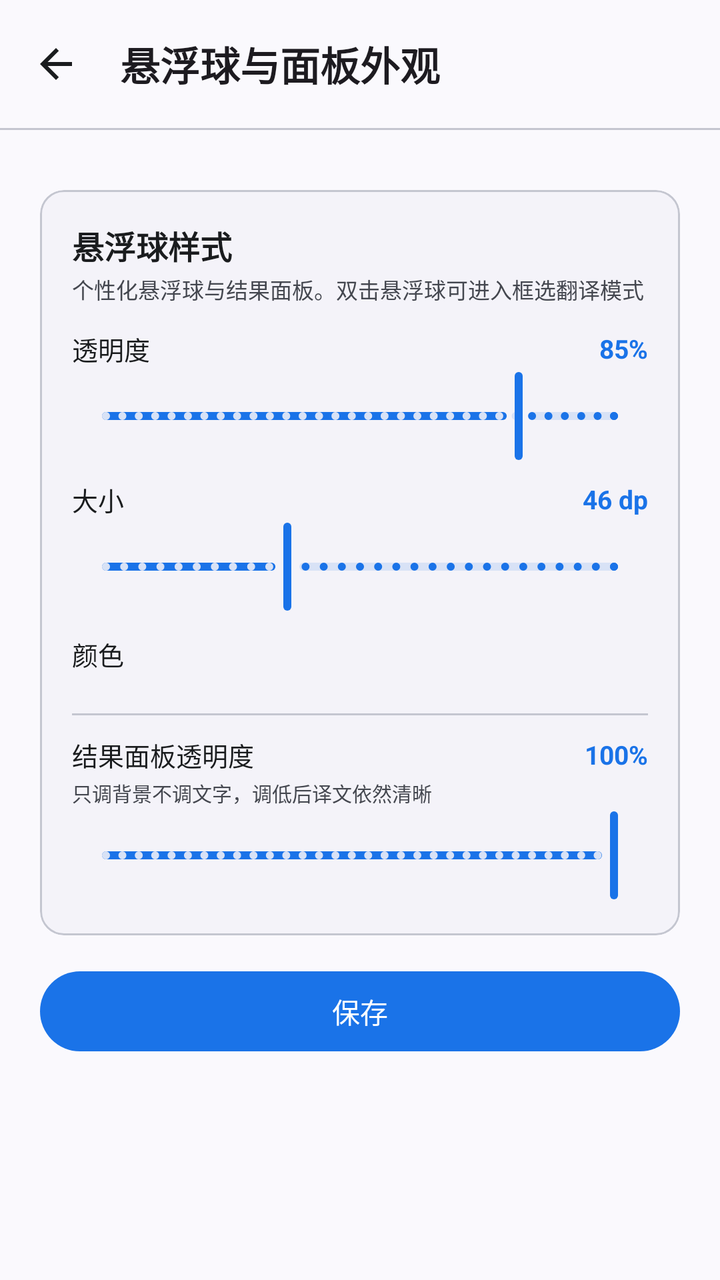
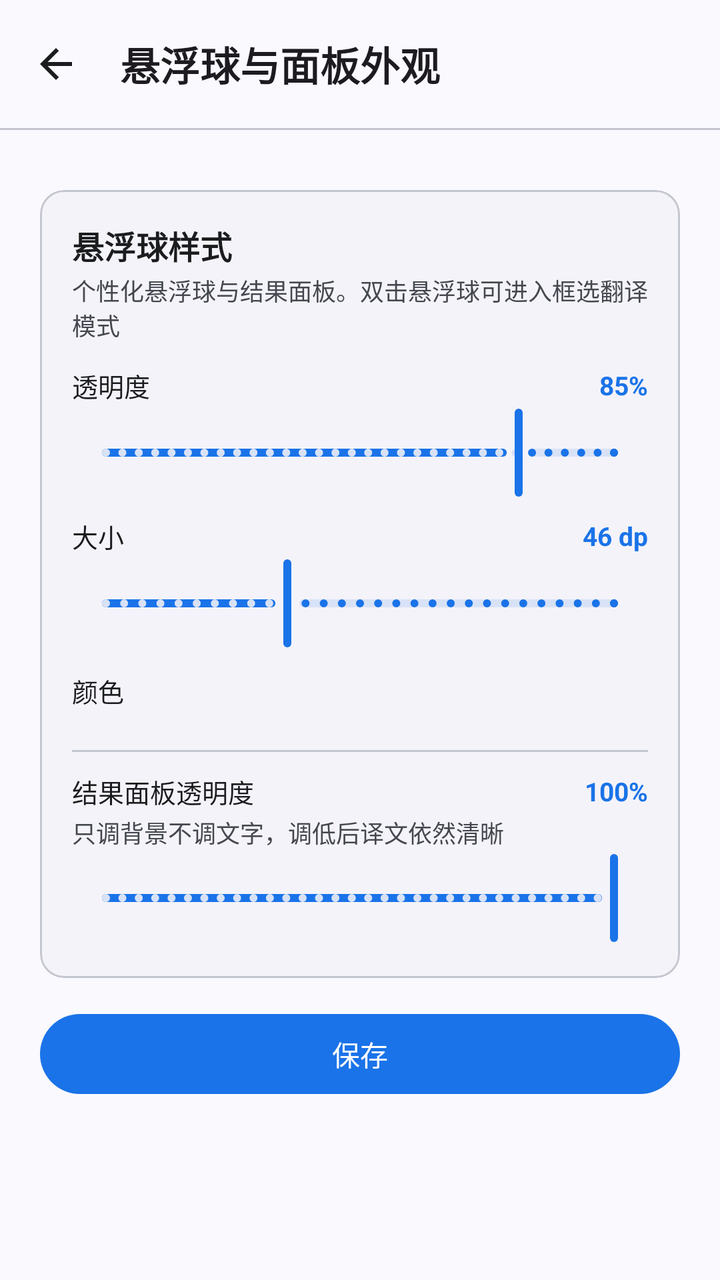

Screens rendered from an Android XML layout before and after an edit, with the pre-edit source and the edit as a unified diff.
<!-- AndroidManifest.xml: application theme Theme.ScreenTranslator -->
<!-- res/layout/activity_ball_style.xml -->
<?xml version="1.0" encoding="utf-8"?>
<LinearLayout xmlns:android="http://schemas.android.com/apk/res/android"
    xmlns:app="http://schemas.android.com/apk/res-auto"
    android:layout_width="match_parent"
    android:layout_height="match_parent"
    android:background="?attr/colorSurface"
    android:orientation="vertical">

    
    <com.google.android.material.appbar.MaterialToolbar
        android:id="@+id/topAppBar"
        style="@style/Widget.ScreenTranslator.Toolbar"
        android:layout_width="match_parent"
        android:layout_height="?attr/actionBarSize"
        app:navigationIcon="@drawable/ic_arrow_back"
        app:navigationContentDescription="@string/common_btn_back_content_description"
        app:title="@string/common_t04" />

    <com.google.android.material.divider.MaterialDivider
        style="@style/Widget.ScreenTranslator.Divider"
        android:layout_width="match_parent"
        android:layout_height="1dp" />

    <androidx.core.widget.NestedScrollView
        android:layout_width="match_parent"
        android:layout_height="match_parent"
        android:fillViewport="true">

        <LinearLayout
            android:layout_width="match_parent"
            android:layout_height="wrap_content"
            android:orientation="vertical"
            android:paddingHorizontal="20dp"
            android:paddingTop="16dp"
            android:paddingBottom="20dp">

        
        <com.google.android.material.card.MaterialCardView
            android:layout_width="match_parent"
            android:layout_height="wrap_content"
            android:layout_marginTop="14dp"
            app:cardCornerRadius="@dimen/md_card_radius"
            app:cardElevation="0dp"
            app:cardBackgroundColor="?attr/colorSurfaceContainerLow">

            <LinearLayout
                android:layout_width="match_parent"
                android:layout_height="wrap_content"
                android:orientation="vertical"
                android:padding="16dp">

                <TextView
                    android:layout_width="wrap_content"
                    android:layout_height="wrap_content"
                    android:text="@string/ball_style_t04"
                    android:textColor="?attr/colorOnSurface"
                    android:textSize="16sp"
                    android:textStyle="bold" />

                <TextView
                    android:layout_width="match_parent"
                    android:layout_height="wrap_content"
                    android:layout_marginTop="2dp"
                    android:text="@string/ball_style_t01"
                    android:textColor="?attr/colorOnSurfaceVariant"
                    android:textSize="11sp" />

                <LinearLayout
                    android:layout_width="match_parent"
                    android:layout_height="wrap_content"
                    android:layout_marginTop="12dp"
                    android:orientation="horizontal"
                    android:gravity="center_vertical">

                    <TextView
                        android:layout_width="0dp"
                        android:layout_height="wrap_content"
                        android:layout_weight="1"
                        android:text="@string/common_t09"
                        android:textColor="?attr/colorOnSurface"
                        android:textSize="13sp" />

                    <TextView
                        android:id="@+id/tvBallAlphaValue"
                        android:layout_width="wrap_content"
                        android:layout_height="wrap_content"
                        android:text="85%"
                        android:textColor="?attr/colorPrimary"
                        android:textSize="13sp"
                        android:textStyle="bold" />
                </LinearLayout>

                <com.google.android.material.slider.Slider
                    android:id="@+id/seekBallAlpha"
                    style="@style/Widget.ScreenTranslator.Slider"
                    android:layout_width="match_parent"
                    android:layout_height="wrap_content"
                    android:valueFrom="0"
                    android:valueTo="80"
                    android:value="65" />

                <LinearLayout
                    android:layout_width="match_parent"
                    android:layout_height="wrap_content"
                    android:layout_marginTop="8dp"
                    android:orientation="horizontal"
                    android:gravity="center_vertical">

                    <TextView
                        android:layout_width="0dp"
                        android:layout_height="wrap_content"
                        android:layout_weight="1"
                        android:text="@string/ball_style_t03"
                        android:textColor="?attr/colorOnSurface"
                        android:textSize="13sp" />

                    <TextView
                        android:id="@+id/tvBallSizeValue"
                        android:layout_width="wrap_content"
                        android:layout_height="wrap_content"
                        android:text="46 dp"
                        android:textColor="?attr/colorPrimary"
                        android:textSize="13sp"
                        android:textStyle="bold" />
                </LinearLayout>

                <com.google.android.material.slider.Slider
                    android:id="@+id/seekBallSize"
                    style="@style/Widget.ScreenTranslator.Slider"
                    android:layout_width="match_parent"
                    android:layout_height="wrap_content"
                    android:valueFrom="0"
                    android:valueTo="28"
                    android:value="10" />

                <TextView
                    android:layout_width="wrap_content"
                    android:layout_height="wrap_content"
                    android:layout_marginTop="10dp"
                    android:text="@string/ball_style_t06"
                    android:textColor="?attr/colorOnSurface"
                    android:textSize="13sp" />

                <LinearLayout
                    android:id="@+id/layoutBallColors"
                    android:layout_width="match_parent"
                    android:layout_height="wrap_content"
                    android:layout_marginTop="6dp"
                    android:orientation="horizontal"
                    android:gravity="center_vertical" />

                <com.google.android.material.divider.MaterialDivider
                    style="@style/Widget.ScreenTranslator.Divider"
                    android:layout_width="match_parent"
                    android:layout_height="1dp"
                    android:layout_marginTop="14dp" />

                <LinearLayout
                    android:layout_width="match_parent"
                    android:layout_height="wrap_content"
                    android:layout_marginTop="10dp"
                    android:orientation="horizontal"
                    android:gravity="center_vertical">

                    <TextView
                        android:layout_width="0dp"
                        android:layout_height="wrap_content"
                        android:layout_weight="1"
                        android:text="@string/ball_style_t05"
                        android:textColor="?attr/colorOnSurface"
                        android:textSize="13sp" />

                    <TextView
                        android:id="@+id/tvPanelAlphaValue"
                        android:layout_width="wrap_content"
                        android:layout_height="wrap_content"
                        android:text="100%"
                        android:textColor="?attr/colorPrimary"
                        android:textSize="13sp"
                        android:textStyle="bold" />
                </LinearLayout>

                <TextView
                    android:layout_width="match_parent"
                    android:layout_height="wrap_content"
                    android:layout_marginTop="2dp"
                    android:text="@string/ball_style_t02"
                    android:textColor="?attr/colorOnSurfaceVariant"
                    android:textSize="10sp" />

                <com.google.android.material.slider.Slider
                    android:id="@+id/seekPanelAlpha"
                    style="@style/Widget.ScreenTranslator.Slider"
                    android:layout_width="match_parent"
                    android:layout_height="wrap_content"
                    android:valueFrom="0"
                    android:valueTo="60"
                    android:value="60" />
            </LinearLayout>
        </com.google.android.material.card.MaterialCardView>
        <com.google.android.material.button.MaterialButton
            android:id="@+id/btnSave"
            android:layout_width="match_parent"
            android:layout_height="wrap_content"
            android:layout_marginTop="14dp"
            android:text="@string/common_btn_save"
            android:textSize="14sp" />

    </LinearLayout>
    </androidx.core.widget.NestedScrollView>
</LinearLayout>
<!-- resources referenced by this layout -->
<resources>
  <dimen name="md_card_radius">@dimen/md_corner_md</dimen>
  <!-- drawable ic_arrow_back (drawable) -->
  <?xml version="1.0" encoding="utf-8"?>
  <vector xmlns:android="http://schemas.android.com/apk/res/android"
      android:width="24dp"
      android:height="24dp"
      android:viewportWidth="24"
      android:viewportHeight="24">
      <path
          android:fillColor="@color/md_on_surface"
          android:pathData="M20,11H7.83l5.59,-5.59L12,4l-8,8 8,8 1.41,-1.41L7.83,13H20v-2z" />
  </vector>
  <string name="ball_style_t01">个性化悬浮球与结果面板。双击悬浮球可进入框选翻译模式</string>
  <string name="ball_style_t02">只调背景不调文字，调低后译文依然清晰</string>
  <string name="ball_style_t03">大小</string>
  <string name="ball_style_t04">悬浮球样式</string>
  <string name="ball_style_t05">结果面板透明度</string>
  <string name="ball_style_t06">颜色</string>
  <string name="common_btn_back_content_description">返回</string>
  <string name="common_btn_save">保存</string>
  <string name="common_t04">悬浮球与面板外观</string>
  <string name="common_t09">透明度</string>
  <style name="Widget.ScreenTranslator.Divider" parent="Widget.Material3.MaterialDivider">
          
          <item name="dividerColor">?attr/colorOutlineVariant</item>
      </style>
  <style name="Widget.ScreenTranslator.Slider" parent="Widget.Material3.Slider">
          <item name="labelBehavior">floating</item>
          <item name="thumbRadius">10dp</item>
          <item name="trackHeight">4dp</item>
          
          <item name="android:stepSize">1</item>
      </style>
  <style name="Widget.ScreenTranslator.Toolbar" parent="Widget.Material3.Toolbar">
          <item name="android:background">?attr/colorSurface</item>
          <item name="titleTextAppearance">@style/TextAppearance.ScreenTranslator.AppBarTitle</item>
          <item name="titleCentered">false</item>
          <item name="navigationIconTint">?attr/colorOnSurface</item>
          <item name="android:elevation">0dp</item>
      </style>
  <dimen name="md_corner_md">12dp</dimen>
  <color name="md_on_surface">#1A1C1E</color>
  <style name="TextAppearance.ScreenTranslator.AppBarTitle" parent="TextAppearance.Material3.TitleLarge">
          <item name="android:textSize">20sp</item>
          <item name="android:textStyle">bold</item>
      </style>
  <color name="md_primary">#1A73E8</color>
  <color name="md_on_primary">#FFFFFF</color>
  <color name="md_primary_container">#D3E3FD</color>
  <color name="md_on_primary_container">#041E49</color>
  <color name="md_inverse_primary">#A8C7FA</color>
  <color name="md_secondary">#545F71</color>
  <color name="md_on_secondary">#FFFFFF</color>
  <color name="md_secondary_container">#D8E2F6</color>
  <color name="md_on_secondary_container">#111C2B</color>
  <color name="md_tertiary">#6E5C8E</color>
  <color name="md_on_tertiary">#FFFFFF</color>
  <color name="md_tertiary_container">#EDDCFC</color>
  <color name="md_on_tertiary_container">#281645</color>
  <color name="md_error">#B3261E</color>
  <color name="md_on_error">#FFFFFF</color>
  <color name="md_error_container">#F9DEDC</color>
  <color name="md_on_error_container">#410E0B</color>
  <color name="md_surface">#FAF9FD</color>
  <color name="md_surface_variant">#E1E2EC</color>
  <color name="md_on_surface_variant">#44474F</color>
  <color name="md_inverse_surface">#2F3033</color>
  <color name="md_inverse_on_surface">#F1F0F4</color>
  <color name="md_surface_container_lowest">#FFFFFF</color>
  <color name="md_surface_container_low">#F4F3F9</color>
  <color name="md_surface_container">#EFEEF4</color>
  <color name="md_surface_container_high">#E9E8EF</color>
  <color name="md_surface_container_highest">#E3E2E9</color>
  <color name="md_outline">#74777F</color>
  <color name="md_outline_variant">#C4C6D0</color>
  <!-- unchanged entries left out for length: 1 -->
</resources>

<!-- the commit's change to res/layout/activity_ball_style.xml (unified diff, before → after) -->
@@ -63,7 +63,7 @@
                     android:layout_marginTop="2dp"
                     android:text="@string/ball_style_t01"
                     android:textColor="?attr/colorOnSurfaceVariant"
-                    android:textSize="11sp" />
+                    android:textSize="12sp" />
 
                 <LinearLayout
                     android:layout_width="match_parent"
@@ -186,7 +186,7 @@
                     android:layout_marginTop="2dp"
                     android:text="@string/ball_style_t02"
                     android:textColor="?attr/colorOnSurfaceVariant"
-                    android:textSize="10sp" />
+                    android:textSize="12sp" />
 
                 <com.google.android.material.slider.Slider
                     android:id="@+id/seekPanelAlpha"
